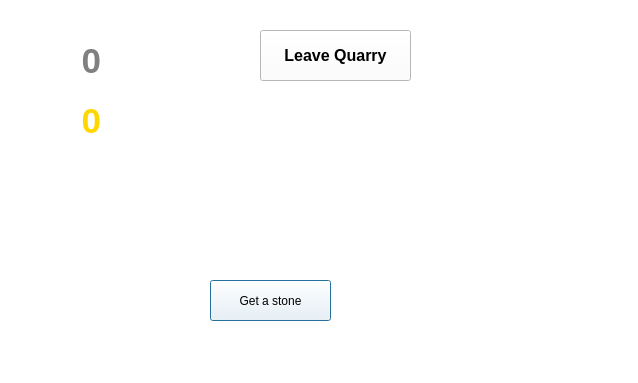
This is hills.ui in Makxior/QTGame as Qt 5 draws it before an edit. The edited form follows.
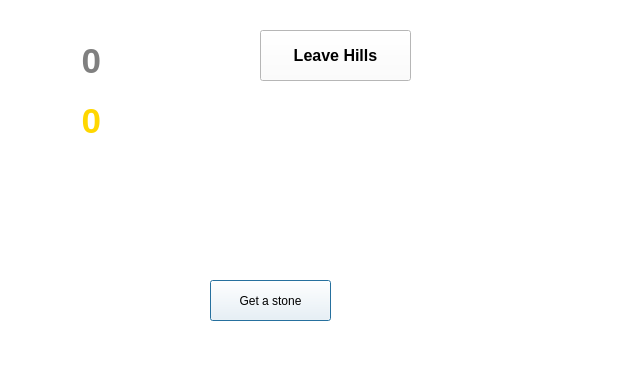
This is the edited form. Icons and pictures are not drawn.

Diff of the .ui file:
```diff
--- a/hills.ui
+++ b/hills.ui
@@ -133,7 +133,7 @@
     </font>
    </property>
    <property name="text">
-    <string>Leave Quarry</string>
+    <string>Leave Hills</string>
    </property>
   </widget>
   <widget class="QLabel" name="HowManyStone">
```
Left out of the diff: 6 changed lines with no effect on the pictures.
